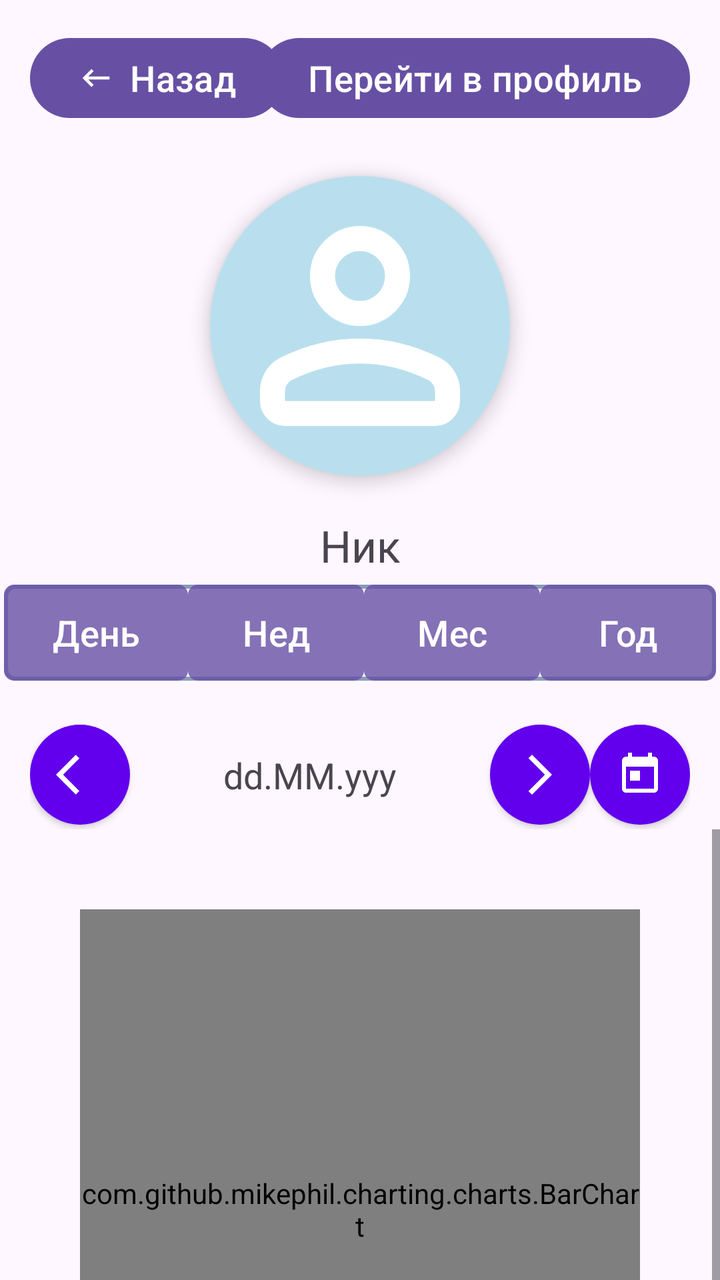
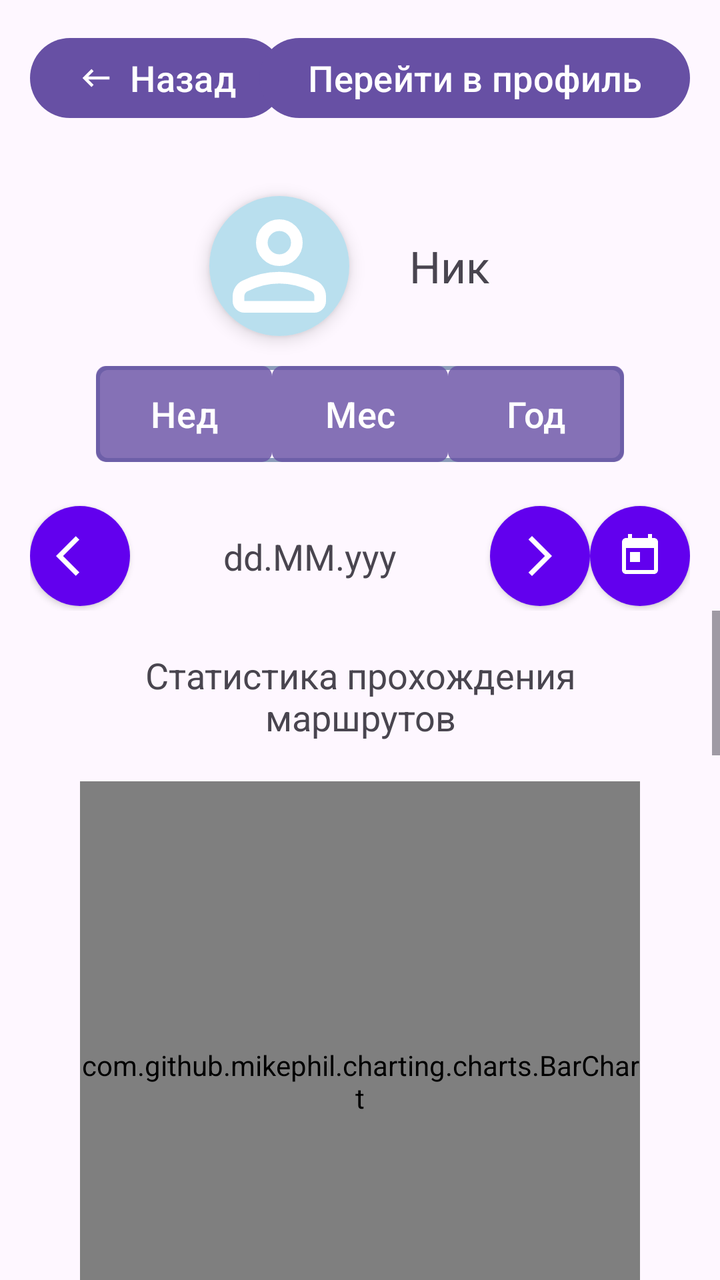

Compare the two renders of this Android layout. The source of the first and the diff that turns it into the second are given below.
<!-- AndroidManifest.xml: application theme Base.Theme.TestMapKit -->
<!-- res/layout/fragment_user_statistic.xml -->
<?xml version="1.0" encoding="utf-8"?>
<androidx.constraintlayout.widget.ConstraintLayout xmlns:android="http://schemas.android.com/apk/res/android"
    xmlns:tools="http://schemas.android.com/tools"
    android:layout_width="match_parent"
    android:layout_height="match_parent"
    xmlns:app="http://schemas.android.com/apk/res-auto"
    tools:context=".fragments.statistic.UserStatisticFragment">

    <androidx.constraintlayout.widget.ConstraintLayout
        android:id="@+id/cl_btn_user_statistic"
        android:layout_width="match_parent"
        android:layout_height="wrap_content"
        app:layout_constraintEnd_toEndOf="parent"
        app:layout_constraintStart_toStartOf="parent"
        app:layout_constraintTop_toTopOf="parent"
        android:layout_margin="10dp"
        >
        <com.google.android.material.button.MaterialButton
            android:id="@+id/btn_back_user_statistic"
            android:layout_width="wrap_content"
            android:layout_height="wrap_content"
            app:icon="@drawable/ic_back"
            app:layout_constraintStart_toStartOf="parent"
            app:layout_constraintTop_toTopOf="parent"
            android:layout_margin="5dp"
            android:text="Назад"
            android:textSize="@dimen/text_normal"
            />

        <com.google.android.material.button.MaterialButton
            android:id="@+id/btn_profile_user_statistic"
            android:layout_width="wrap_content"
            android:layout_height="wrap_content"
            app:layout_constraintEnd_toEndOf="parent"
            app:layout_constraintTop_toTopOf="parent"
            app:layout_constraintBottom_toBottomOf="parent"
            android:layout_margin="5dp"
            android:text="Перейти в профиль"
            android:textSize="@dimen/text_normal"/>

    </androidx.constraintlayout.widget.ConstraintLayout>

    <androidx.cardview.widget.CardView
        android:id="@+id/cv_img_user_statistic"
        android:layout_width="wrap_content"
        android:layout_height="wrap_content"
        app:cardElevation="5dp"
        app:cardCornerRadius="180dp"
        app:layout_constraintEnd_toEndOf="parent"
        app:layout_constraintStart_toStartOf="parent"
        app:layout_constraintTop_toBottomOf="@id/cl_btn_user_statistic"
        android:layout_margin="20dp">

        <androidx.constraintlayout.widget.ConstraintLayout
            android:layout_width="wrap_content"
            android:layout_height="wrap_content">

            <ImageView
                android:id="@+id/img_user_statistic"
                android:layout_width="@dimen/text_view_width_extra"
                android:layout_height="@dimen/text_view_width_extra"
                android:background="@color/light_blue"
                android:contentDescription="User avatar"
                android:src="@drawable/ic_profile"
                app:layout_constraintBottom_toBottomOf="parent"
                app:layout_constraintEnd_toEndOf="parent"
                app:layout_constraintStart_toStartOf="parent"
                app:layout_constraintTop_toTopOf="parent" />

        </androidx.constraintlayout.widget.ConstraintLayout>

    </androidx.cardview.widget.CardView>

    <TextView
        android:id="@+id/tv_user_statistic_username"
        android:layout_width="match_parent"
        android:layout_height="wrap_content"
        android:text="Ник"
        android:textSize="@dimen/text_title"
        android:gravity="center"
        android:layout_margin="20dp"
        app:layout_constraintEnd_toEndOf="parent"
        app:layout_constraintTop_toBottomOf="@id/cv_img_user_statistic"
        app:layout_constraintStart_toStartOf="parent"/>

    <LinearLayout
        android:id="@+id/ll_user_statistic_type"
        android:layout_width="wrap_content"
        android:layout_height="wrap_content"
        android:background="@drawable/boarder"
        android:layout_margin="5dp"
        app:layout_constraintStart_toStartOf="parent"
        app:layout_constraintEnd_toEndOf="parent"
        app:layout_constraintTop_toBottomOf="@id/tv_user_statistic_username">

        <Button
            android:id="@+id/btn_statistic_day"
            android:layout_width="wrap_content"
            android:layout_height="wrap_content"
            android:text="День"
            android:background="@drawable/button_background"
            android:shadowRadius="20"
            android:textSize="@dimen/text_normal"
            />

        <Button
            android:id="@+id/btn_statistic_week"
            android:layout_width="wrap_content"
            android:layout_height="wrap_content"
            android:background="@drawable/button_background"
            android:text="Нед"
            android:textSize="@dimen/text_normal" />

        <Button
            android:id="@+id/btn_statistic_month"
            android:layout_width="wrap_content"
            android:layout_height="wrap_content"
            android:text="Мес"
            android:background="@drawable/button_background"
            android:textSize="@dimen/text_normal"
            />

        <Button
            android:id="@+id/btn_statistic_year"
            android:layout_width="wrap_content"
            android:layout_height="wrap_content"
            android:text="Год"
            android:background="@drawable/button_background"
            android:textSize="@dimen/text_normal"
            />

    </LinearLayout>

    <LinearLayout
        android:id="@+id/ll_user_statistic_period"
        android:layout_width="wrap_content"
        android:layout_height="wrap_content"
        android:orientation="horizontal"
        android:gravity="center"
        android:layout_margin="20dp"
        app:layout_constraintStart_toStartOf="parent"
        app:layout_constraintEnd_toEndOf="parent"
        app:layout_constraintTop_toBottomOf="@id/ll_user_statistic_type">

        <androidx.cardview.widget.CardView
            android:layout_width="50dp"
            android:layout_height="50dp"
            app:cardCornerRadius="180dp">

            <ImageButton
                android:id="@+id/btn_statistic_back_arrow"
                android:contentDescription="Назад"
                android:background="@color/purple_500"
                android:src="@drawable/ic_arrow_back"
                android:textSize="18sp"
                android:layout_width="match_parent"
                android:layout_height="match_parent"/>
        </androidx.cardview.widget.CardView>

        <TextView
            android:id="@+id/tv_statistic_period"
            android:layout_width="150dp"
            android:layout_height="wrap_content"
            android:text="dd.MM.yyy"
            android:textSize="@dimen/text_normal"
            android:gravity="center"
            android:layout_margin="15dp"
            />

        <androidx.cardview.widget.CardView
            android:layout_width="50dp"
            android:layout_height="50dp"
            app:cardCornerRadius="180dp">

            <ImageButton
                android:id="@+id/btn_statistic_forward_arrow"
                android:contentDescription="Назад"
                android:background="@color/purple_500"
                android:src="@drawable/ic_arrow_forward"
                android:textSize="18sp"
                android:layout_width="match_parent"
                android:layout_height="match_parent"/>
        </androidx.cardview.widget.CardView>

        <androidx.cardview.widget.CardView
            android:layout_width="50dp"
            android:layout_height="50dp"
            app:cardCornerRadius="180dp">

            <ImageButton
                android:id="@+id/btn_statistic_today"
                android:contentDescription="Назад"
                android:background="@color/purple_500"
                android:src="@drawable/ic_today"
                android:textSize="18sp"
                android:layout_width="match_parent"
                android:layout_height="match_parent"/>
        </androidx.cardview.widget.CardView>


    </LinearLayout>

    <ScrollView
        android:layout_width="match_parent"
        android:layout_height="wrap_content"
        android:scrollbars="vertical"
        app:layout_constraintEnd_toEndOf="parent"
        app:layout_constraintTop_toBottomOf="@id/ll_user_statistic_period"
        app:layout_constraintStart_toStartOf="parent">

        <LinearLayout
            android:id="@+id/ll_user_statistic_detail"
            android:layout_width="match_parent"
            android:layout_height="wrap_content"
            android:orientation="vertical"
            android:layout_margin="20dp">

            <com.github.mikephil.charting.charts.BarChart
                android:id="@+id/bc_statistic_count"
                android:layout_width="match_parent"
                android:layout_height="300dp"
                android:layout_margin="20dp"/>

            <LinearLayout
                android:layout_width="match_parent"
                android:layout_height="wrap_content"
                android:orientation="horizontal"
                android:layout_marginEnd="30dp"
                android:layout_marginStart="30dp"
                android:visibility="visible"
                >

                <TextView
                    android:layout_width="@dimen/text_view_width_extra"
                    android:layout_height="match_parent"
                    android:layout_margin="5dp"
                    android:textSize="@dimen/text_normal"
                    android:text="Количество прогулок"
                    android:gravity="center_vertical" />

                <TextView
                    android:id="@+id/tv_user_statistic_stat_count"
                    android:layout_width="match_parent"
                    android:layout_height="match_parent"
                    android:layout_margin="5dp"
                    android:textSize="@dimen/text_normal"
                    android:text="Количество прогулок"
                    android:gravity="center_vertical" />

            </LinearLayout>

            <LinearLayout
                android:layout_width="match_parent"
                android:layout_height="wrap_content"
                android:orientation="horizontal"
                android:layout_marginEnd="30dp"
                android:layout_marginStart="30dp"
                android:visibility="visible"
                >

                <TextView
                    android:layout_width="@dimen/text_view_width_extra"
                    android:layout_height="match_parent"
                    android:layout_margin="5dp"
                    android:textSize="@dimen/text_normal"
                    android:text="Количество завершеных"
                    android:gravity="center_vertical" />

                <TextView
                    android:id="@+id/tv_user_statistic_completed_count"
                    android:layout_width="match_parent"
                    android:layout_height="match_parent"
                    android:layout_margin="5dp"
                    android:textSize="@dimen/text_normal"
                    android:text="Количество завершенных"
                    android:gravity="center_vertical" />

            </LinearLayout>

            <LinearLayout
                android:layout_width="match_parent"
                android:layout_height="wrap_content"
                android:orientation="horizontal"
                android:layout_marginEnd="30dp"
                android:layout_marginStart="30dp"
                android:visibility="visible"
                >

                <TextView
                    android:layout_width="@dimen/text_view_width_extra"
                    android:layout_height="match_parent"
                    android:layout_margin="5dp"
                    android:textSize="@dimen/text_normal"
                    android:text="% завершеных"
                    android:gravity="center_vertical" />

                <TextView
                    android:id="@+id/tv_user_statistic_completed_per"
                    android:layout_width="match_parent"
                    android:layout_height="match_parent"
                    android:layout_margin="5dp"
                    android:textSize="@dimen/text_normal"
                    android:text="% завершенных"
                    android:gravity="center_vertical" />

            </LinearLayout>

            <com.github.mikephil.charting.charts.BarChart
                android:id="@+id/bc_statistic_time"
                android:layout_width="match_parent"
                android:layout_height="300dp"
                android:layout_margin="20dp"/>

            <com.github.mikephil.charting.charts.BarChart
                android:id="@+id/bc_statistic_radius"
                android:layout_width="match_parent"
                android:layout_height="300dp"
                android:layout_margin="20dp"/>

            <LinearLayout
                android:layout_width="match_parent"
                android:layout_height="wrap_content"
                android:orientation="horizontal"
                android:layout_marginEnd="30dp"
                android:layout_marginStart="30dp"
                android:visibility="visible"
                >

                <TextView
                    android:layout_width="@dimen/text_view_width_extra"
                    android:layout_height="match_parent"
                    android:layout_margin="5dp"
                    android:textSize="@dimen/text_normal"
                    android:text="Средний радиус"
                    android:gravity="center_vertical" />

                <TextView
                    android:id="@+id/tv_user_statistic_radius"
                    android:layout_width="match_parent"
                    android:layout_height="match_parent"
                    android:layout_margin="5dp"
                    android:textSize="@dimen/text_normal"
                    android:text="Средний радиус"
                    android:gravity="center_vertical" />

            </LinearLayout>


        </LinearLayout>
    </ScrollView>

    <ProgressBar
        android:id="@+id/pb_user_statistic"
        android:layout_width="wrap_content"
        android:layout_height="wrap_content"
        android:layout_gravity="center"
        android:visibility="gone"
        app:layout_constraintBottom_toBottomOf="parent"
        app:layout_constraintEnd_toEndOf="parent"
        app:layout_constraintStart_toStartOf="parent"
        app:layout_constraintTop_toTopOf="parent" />

</androidx.constraintlayout.widget.ConstraintLayout>
<!-- resources referenced by this layout -->
<resources>
  <color name="light_blue">#CCA8D8EA</color>
  <color name="purple_500">#FF6200EE</color>
  <dimen name="text_normal">18sp</dimen>
  <dimen name="text_title">22sp</dimen>
  <dimen name="text_view_width_extra">150dp</dimen>
  <!-- drawable boarder (drawable) -->
  <?xml version="1.0" encoding="UTF-8"?>
  <shape xmlns:android="http://schemas.android.com/apk/res/android" android:shape="rectangle">
      <stroke android:width="2dp" android:color="@color/brilliant_blue"/>
      <corners android:radius="5dp"/>
  </shape>
  <!-- drawable button_background (drawable) -->
  <?xml version="1.0" encoding="utf-8"?>
  <shape xmlns:android="http://schemas.android.com/apk/res/android" android:shape="rectangle">
      <solid android:color="@color/light_blue"/>
      <corners android:radius="5dp"/>
  </shape>
  <!-- drawable ic_arrow_back (drawable) -->
  <vector xmlns:android="http://schemas.android.com/apk/res/android" android:autoMirrored="true" android:height="24dp" android:tint="#FFFFFF" android:viewportHeight="24" android:viewportWidth="24" android:width="24dp">
        
      <path android:fillColor="@android:color/white" android:pathData="M11.67,3.87L9.9,2.1 0,12l9.9,9.9 1.77,-1.77L3.54,12z"/>
      
  </vector>
  <!-- drawable ic_arrow_forward (drawable) -->
  <vector xmlns:android="http://schemas.android.com/apk/res/android" android:autoMirrored="true" android:height="24dp" android:tint="#FFFFFF" android:viewportHeight="24" android:viewportWidth="24" android:width="24dp">
        
      <path android:fillColor="@android:color/white" android:pathData="M6.23,20.23l1.77,1.77l10,-10l-10,-10l-1.77,1.77l8.23,8.23z"/>
      
  </vector>
  <!-- drawable ic_back (drawable) -->
  <vector xmlns:android="http://schemas.android.com/apk/res/android" android:autoMirrored="true" android:height="24dp" android:tint="#FFFFFF" android:viewportHeight="24" android:viewportWidth="24" android:width="24dp">
        
      <path android:fillColor="@android:color/white" android:pathData="M21,11H6.83l3.58,-3.59L9,6l-6,6 6,6 1.41,-1.41L6.83,13H21z"/>
      
  </vector>
  <!-- drawable ic_profile (drawable) -->
  <vector xmlns:android="http://schemas.android.com/apk/res/android" android:height="24dp" android:tint="#FFFFFF" android:viewportHeight="960" android:viewportWidth="960" android:width="24dp">
        
      <path android:fillColor="@android:color/white" android:pathData="M367,433Q320,386 320,320Q320,254 367,207Q414,160 480,160Q546,160 593,207Q640,254 640,320Q640,386 593,433Q546,480 480,480Q414,480 367,433ZM160,720L160,688Q160,654 177.5,625.5Q195,597 224,582Q286,551 350,535.5Q414,520 480,520Q546,520 610,535.5Q674,551 736,582Q765,597 782.5,625.5Q800,654 800,688L800,720Q800,753 776.5,776.5Q753,800 720,800L240,800Q207,800 183.5,776.5Q160,753 160,720ZM240,720L720,720L720,688Q720,677 714.5,668Q709,659 700,654Q646,627 591,613.5Q536,600 480,600Q424,600 369,613.5Q314,627 260,654Q251,659 245.5,668Q240,677 240,688L240,720ZM536.5,376.5Q560,353 560,320Q560,287 536.5,263.5Q513,240 480,240Q447,240 423.5,263.5Q400,287 400,320Q400,353 423.5,376.5Q447,400 480,400Q513,400 536.5,376.5ZM480,320Q480,320 480,320Q480,320 480,320Q480,320 480,320Q480,320 480,320Q480,320 480,320Q480,320 480,320Q480,320 480,320Q480,320 480,320ZM480,720L480,720Q480,720 480,720Q480,720 480,720Q480,720 480,720Q480,720 480,720Q480,720 480,720Q480,720 480,720Q480,720 480,720Q480,720 480,720L480,720Z"/>
      
  </vector>
  <!-- drawable ic_today (drawable) -->
  <vector xmlns:android="http://schemas.android.com/apk/res/android" android:height="24dp" android:tint="#FFFFFF" android:viewportHeight="24" android:viewportWidth="24" android:width="24dp">
        
      <path android:fillColor="@android:color/white" android:pathData="M19,3h-1L18,1h-2v2L8,3L8,1L6,1v2L5,3c-1.11,0 -1.99,0.9 -1.99,2L3,19c0,1.1 0.89,2 2,2h14c1.1,0 2,-0.9 2,-2L21,5c0,-1.1 -0.9,-2 -2,-2zM19,19L5,19L5,8h14v11zM7,10h5v5L7,15z"/>
      
  </vector>
  <style name="Base.Theme.TestMapKit" parent="Theme.Material3.DayNight.NoActionBar">
  
      </style>
  <color name="brilliant_blue">#993E5F8A</color>
</resources>

<!-- the commit's change to res/layout/fragment_user_statistic.xml (unified diff, before → after) -->
@@ -40,48 +40,54 @@
 
     </androidx.constraintlayout.widget.ConstraintLayout>
 
-    <androidx.cardview.widget.CardView
-        android:id="@+id/cv_img_user_statistic"
-        android:layout_width="wrap_content"
+    <LinearLayout
+        android:id="@+id/ll_user_statistic_user_detail"
+        android:layout_width="match_parent"
         android:layout_height="wrap_content"
-        app:cardElevation="5dp"
-        app:cardCornerRadius="180dp"
+        android:orientation="horizontal"
+        android:gravity="center"
         app:layout_constraintEnd_toEndOf="parent"
         app:layout_constraintStart_toStartOf="parent"
         app:layout_constraintTop_toBottomOf="@id/cl_btn_user_statistic"
         android:layout_margin="20dp">
 
-        <androidx.constraintlayout.widget.ConstraintLayout
-            android:layout_width="wrap_content"
-            android:layout_height="wrap_content">
-
-            <ImageView
-                android:id="@+id/img_user_statistic"
-                android:layout_width="@dimen/text_view_width_extra"
-                android:layout_height="@dimen/text_view_width_extra"
-                android:background="@color/light_blue"
-                android:contentDescription="User avatar"
-                android:src="@drawable/ic_profile"
-                app:layout_constraintBottom_toBottomOf="parent"
-                app:layout_constraintEnd_toEndOf="parent"
-                app:layout_constraintStart_toStartOf="parent"
-                app:layout_constraintTop_toTopOf="parent" />
-
-        </androidx.constraintlayout.widget.ConstraintLayout>
-
-    </androidx.cardview.widget.CardView>
-
-    <TextView
-        android:id="@+id/tv_user_statistic_username"
-        android:layout_width="match_parent"
-        android:layout_height="wrap_content"
-        android:text="Ник"
-        android:textSize="@dimen/text_title"
-        android:gravity="center"
-        android:layout_margin="20dp"
-        app:layout_constraintEnd_toEndOf="parent"
-        app:layout_constraintTop_toBottomOf="@id/cv_img_user_statistic"
-        app:layout_constraintStart_toStartOf="parent"/>
+        <androidx.cardview.widget.CardView
+            android:id="@+id/cv_img_user_statistic"
+            android:layout_width="wrap_content"
+            android:layout_height="wrap_content"
+            app:cardElevation="5dp"
+            app:cardCornerRadius="180dp"
+            android:layout_margin="10dp">
+
+            <androidx.constraintlayout.widget.ConstraintLayout
+                android:layout_width="wrap_content"
+                android:layout_height="wrap_content">
+
+                <ImageView
+                    android:id="@+id/img_user_statistic"
+                    android:layout_width="70dp"
+                    android:layout_height="70dp"
+                    android:background="@color/light_blue"
+                    android:contentDescription="User avatar"
+                    android:src="@drawable/ic_profile"
+                    app:layout_constraintBottom_toBottomOf="parent"
+                    app:layout_constraintEnd_toEndOf="parent"
+                    app:layout_constraintStart_toStartOf="parent"
+                    app:layout_constraintTop_toTopOf="parent" />
+
+            </androidx.constraintlayout.widget.ConstraintLayout>
+
+        </androidx.cardview.widget.CardView>
+
+        <TextView
+            android:id="@+id/tv_user_statistic_username"
+            android:layout_width="wrap_content"
+            android:layout_height="wrap_content"
+            android:text="Ник"
+            android:textSize="@dimen/text_title"
+            android:layout_margin="20dp"/>
+
+    </LinearLayout>
 
     <LinearLayout
         android:id="@+id/ll_user_statistic_type"
@@ -91,20 +97,10 @@
         android:layout_margin="5dp"
         app:layout_constraintStart_toStartOf="parent"
         app:layout_constraintEnd_toEndOf="parent"
-        app:layout_constraintTop_toBottomOf="@id/tv_user_statistic_username">
+        app:layout_constraintTop_toBottomOf="@id/ll_user_statistic_user_detail">
 
         <Button
-            android:id="@+id/btn_statistic_day"
-            android:layout_width="wrap_content"
-            android:layout_height="wrap_content"
-            android:text="День"
-            android:background="@drawable/button_background"
-            android:shadowRadius="20"
-            android:textSize="@dimen/text_normal"
-            />
-
-        <Button
-            android:id="@+id/btn_statistic_week"
+            android:id="@+id/btn_user_statistic_week"
             android:layout_width="wrap_content"
             android:layout_height="wrap_content"
             android:background="@drawable/button_background"
@@ -112,7 +108,7 @@
             android:textSize="@dimen/text_normal" />
 
         <Button
-            android:id="@+id/btn_statistic_month"
+            android:id="@+id/btn_user_statistic_month"
             android:layout_width="wrap_content"
             android:layout_height="wrap_content"
             android:text="Мес"
@@ -121,7 +117,7 @@
             />
 
         <Button
-            android:id="@+id/btn_statistic_year"
+            android:id="@+id/btn_user_statistic_year"
             android:layout_width="wrap_content"
             android:layout_height="wrap_content"
             android:text="Год"
@@ -148,7 +144,7 @@
             app:cardCornerRadius="180dp">
 
             <ImageButton
-                android:id="@+id/btn_statistic_back_arrow"
+                android:id="@+id/btn_user_statistic_back_arrow"
                 android:contentDescription="Назад"
                 android:background="@color/purple_500"
                 android:src="@drawable/ic_arrow_back"
@@ -158,7 +154,7 @@
         </androidx.cardview.widget.CardView>
 
         <TextView
-            android:id="@+id/tv_statistic_period"
+            android:id="@+id/tv_user_statistic_period"
             android:layout_width="150dp"
             android:layout_height="wrap_content"
             android:text="dd.MM.yyy"
@@ -173,7 +169,7 @@
             app:cardCornerRadius="180dp">
 
             <ImageButton
-                android:id="@+id/btn_statistic_forward_arrow"
+                android:id="@+id/btn_user_statistic_forward_arrow"
                 android:contentDescription="Назад"
                 android:background="@color/purple_500"
                 android:src="@drawable/ic_arrow_forward"
@@ -188,7 +184,7 @@
             app:cardCornerRadius="180dp">
 
             <ImageButton
-                android:id="@+id/btn_statistic_today"
+                android:id="@+id/btn_user_statistic_today"
                 android:contentDescription="Назад"
                 android:background="@color/purple_500"
                 android:src="@drawable/ic_today"
@@ -202,11 +198,13 @@
 
     <ScrollView
         android:layout_width="match_parent"
-        android:layout_height="wrap_content"
+        android:layout_height="0dp"
         android:scrollbars="vertical"
+        android:fillViewport="true"
         app:layout_constraintEnd_toEndOf="parent"
         app:layout_constraintTop_toBottomOf="@id/ll_user_statistic_period"
-        app:layout_constraintStart_toStartOf="parent">
+        app:layout_constraintStart_toStartOf="parent"
+        app:layout_constraintBottom_toBottomOf="parent">
 
         <LinearLayout
             android:id="@+id/ll_user_statistic_detail"
@@ -215,6 +213,16 @@
             android:orientation="vertical"
             android:layout_margin="20dp">
 
+
+            <TextView
+                android:layout_width="match_parent"
+                android:layout_height="match_parent"
+                android:layout_marginEnd="30dp"
+                android:layout_marginStart="30dp"
+                android:textSize="@dimen/text_normal"
+                android:text="Статистика прохождения маршрутов"
+                android:gravity="center" />
+
             <com.github.mikephil.charting.charts.BarChart
                 android:id="@+id/bc_statistic_count"
                 android:layout_width="match_parent"
@@ -305,16 +313,36 @@
 
             </LinearLayout>
 
+            <TextView
+                android:layout_width="match_parent"
+                android:layout_height="match_parent"
+                android:layout_marginTop="30dp"
+                android:layout_marginEnd="30dp"
+                android:layout_marginStart="30dp"
+                android:textSize="@dimen/text_normal"
+                android:text="Статистика времени прохождения маршрутов"
+                android:gravity="center" />
+
             <com.github.mikephil.charting.charts.BarChart
                 android:id="@+id/bc_statistic_time"
                 android:layout_width="match_parent"
                 android:layout_height="300dp"
                 android:layout_margin="20dp"/>
 
+            <TextView
+                android:layout_width="match_parent"
+                android:layout_height="match_parent"
+                android:layout_marginTop="30dp"
+                android:layout_marginEnd="30dp"
+                android:layout_marginStart="30dp"
+                android:textSize="@dimen/text_normal"
+                android:text="Распределение выбора радиуса поиска"
+                android:gravity="center" />
+
             <com.github.mikephil.charting.charts.BarChart
                 android:id="@+id/bc_statistic_radius"
                 android:layout_width="match_parent"
-                android:layout_height="300dp"
+                android:layout_height="250dp"
                 android:layout_margin="20dp"/>
 
             <LinearLayout
@@ -345,19 +373,24 @@
 
             </LinearLayout>
 
+            <LinearLayout
+                android:layout_width="match_parent"
+                android:layout_height="100dp"/>
+
+
+
+            <ProgressBar
+                android:id="@+id/pb_user_statistic"
+                android:layout_width="wrap_content"
+                android:layout_height="wrap_content"
+                android:layout_gravity="center_horizontal"
+                android:visibility="gone"
+                app:layout_constraintBottom_toBottomOf="parent"
+                app:layout_constraintEnd_toEndOf="parent"
+                app:layout_constraintStart_toStartOf="parent"
+                app:layout_constraintTop_toTopOf="parent" />
 
         </LinearLayout>
     </ScrollView>
 
-    <ProgressBar
-        android:id="@+id/pb_user_statistic"
-        android:layout_width="wrap_content"
-        android:layout_height="wrap_content"
-        android:layout_gravity="center"
-        android:visibility="gone"
-        app:layout_constraintBottom_toBottomOf="parent"
-        app:layout_constraintEnd_toEndOf="parent"
-        app:layout_constraintStart_toStartOf="parent"
-        app:layout_constraintTop_toTopOf="parent" />
-
 </androidx.constraintlayout.widget.ConstraintLayout>
